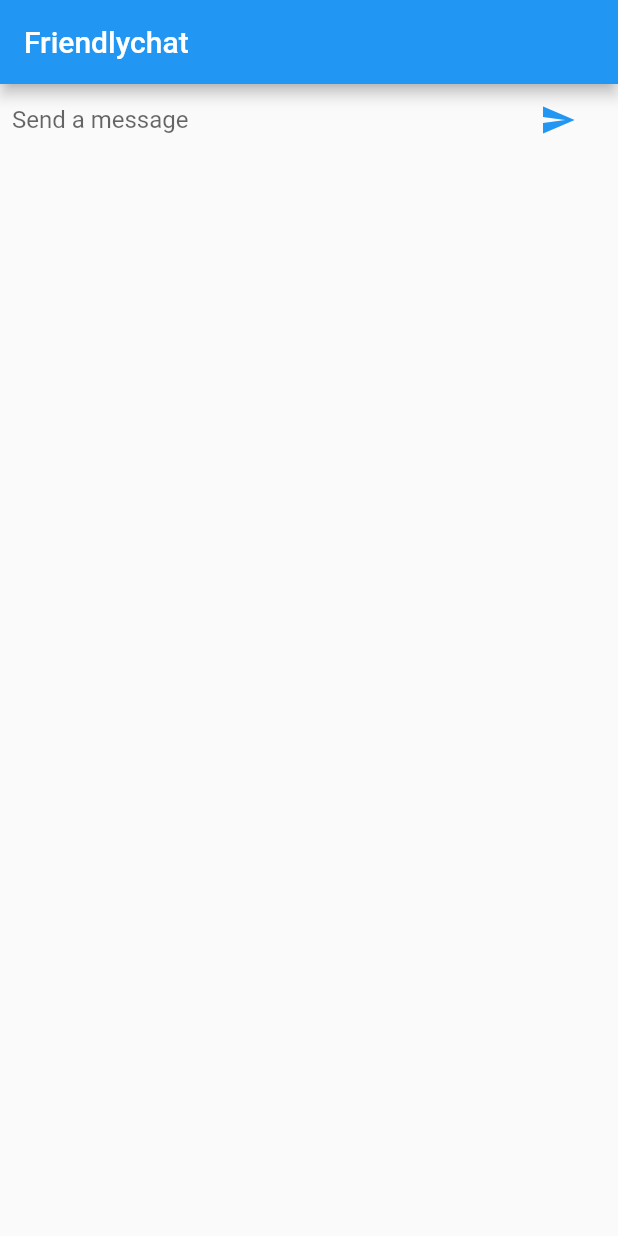
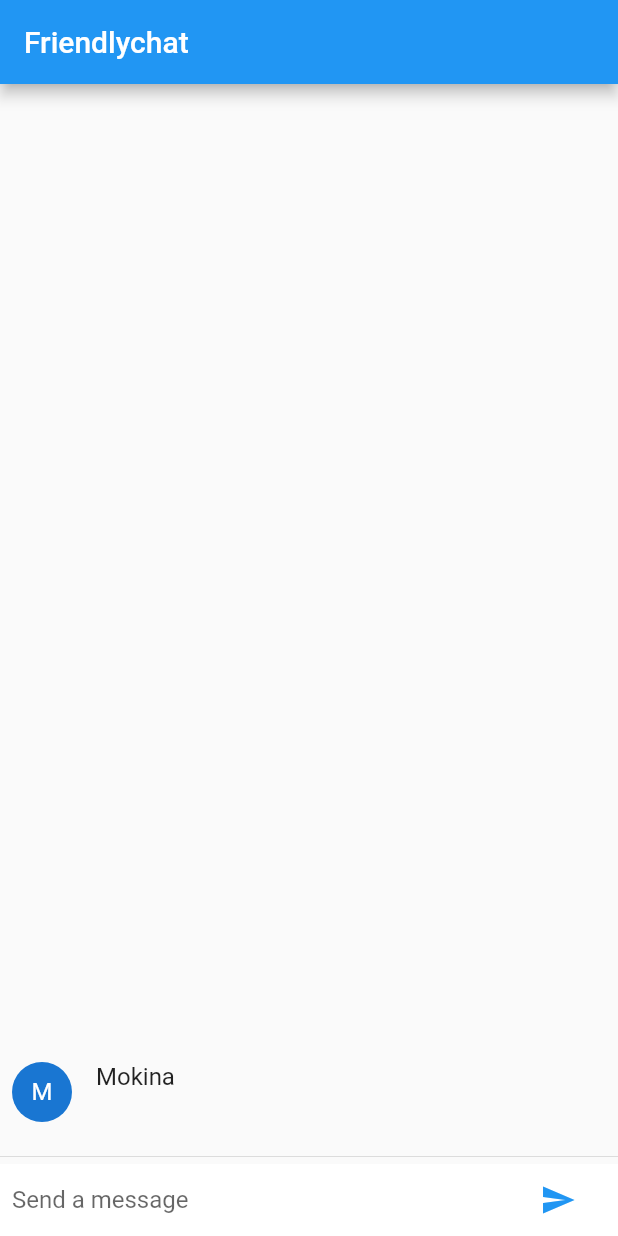
Before and after one commit to Mokina0903/Flutter_friendlychat, a Flutter app: the screen it shows after launch, after a tap on the "send" icon, on a phone screen of 412 x 824 dp. Run offline on Flutter 3.47's test engine with Material 2 defaults, Android fonts, the phone set to English and light mode, and no system bars.

```diff
--- a/lib/main.dart
+++ b/lib/main.dart
@@ -3,6 +3,8 @@ import 'package:flutter/material.dart';
 void main() {
   runApp(new FriendlychatApp());
 }
+
+const String _name = "Mokina";
 
 class FriendlychatApp extends StatelessWidget {
   @override
@@ -21,13 +23,31 @@ class ChatScreen extends StatefulWidget {
 
 class ChatScreenState extends State<ChatScreen> {
   final TextEditingController _textController = new TextEditingController();
+  final List<ChatMessage> _messages = <ChatMessage>[];
 
   @override
   Widget build(BuildContext context) {
     return new Scaffold(
       appBar: new AppBar(title: new Text("Friendlychat")),
 
-      body: _buildTextComposer(),
+      body: new Column(
+        children: <Widget>[
+          new Flexible(
+              child: new ListView.builder(
+                padding: new EdgeInsets.all(8.0),
+                reverse: true,
+                itemBuilder: (_, int index) => _messages[index],
+                itemCount: _messages.length,
+              ),
+          ),
+          new Divider(height: 10),
+          new Container(
+            decoration: new BoxDecoration(
+                color: Theme.of(context).cardColor),
+            child: _buildTextComposer(),
+          ),
+        ],
+      ),
     );
   }
 
@@ -60,5 +80,42 @@ class ChatScreenState extends State<ChatScreen> {
 
   void _handleSubmitted(String text) {
     _textController.clear();
+    ChatMessage message = new ChatMessage(
+      text: text,
+    );
+    setState(() {
+      _messages.insert(0, message);
+    });
   }
 }
+
+class ChatMessage extends StatelessWidget {
+  ChatMessage({this.text});
+  final String text;
+
+  @override
+  Widget build(BuildContext context) {
+    return new Container(
+      margin: const EdgeInsets.symmetric(vertical: 10.0),
+      child: new Row(
+        crossAxisAlignment: CrossAxisAlignment.start,
+        children: <Widget>[
+          new Container(
+            margin: const EdgeInsets.only(right: 16.0),
+            child: new CircleAvatar(child: new Text(_name[0])),
+          ),
+          new Column(
+            crossAxisAlignment: CrossAxisAlignment.start,
+            children: <Widget>[
+              new Text(_name, style: Theme.of(context).textTheme.subhead),
+              new Container(
+                margin: const EdgeInsets.only(top: 5.0),
+                child: new Text(text),
+              ),
+            ],
+          ),
+        ],
+      ),
+    );
+  }
+}
```
